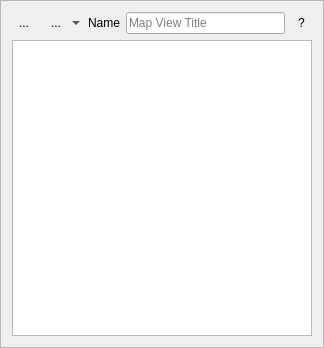
This is eotimeseriesviewer/ui/mapview.ui in jakimowb/eo-time-series-viewer as Qt 5 draws it before an edit. The edited form follows.
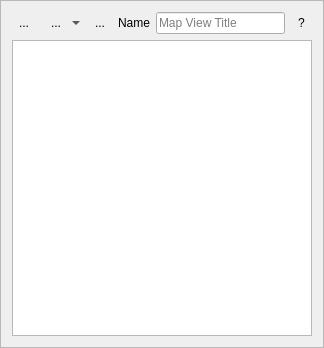
This is the edited form. Icons and pictures are not drawn. Custom widgets are drawn as their Qt base class.

Commit message: fixed exampleEvents call improved about text added "add vector layer" button to map view control

```diff
--- a/eotimeseriesviewer/ui/mapview.ui
+++ b/eotimeseriesviewer/ui/mapview.ui
@@ -105,6 +105,38 @@
        </property>
       </widget>
      </item>
+     <item>
+      <widget class="QToolButton" name="btnAddOgrLayer">
+       <property name="sizePolicy">
+        <sizepolicy hsizetype="Preferred" vsizetype="Preferred">
+         <horstretch>0</horstretch>
+         <verstretch>0</verstretch>
+        </sizepolicy>
+       </property>
+       <property name="toolTip">
+        <string>Toggle map view visibility</string>
+       </property>
+       <property name="text">
+        <string>...</string>
+       </property>
+       <property name="icon">
+        <iconset resource="resources.qrc">
+         <normaloff>:/timeseriesviewer/icons/mActionAddOgrLayer.svg</normaloff>:/timeseriesviewer/icons/mActionAddOgrLayer.svg</iconset>
+       </property>
+       <property name="checkable">
+        <bool>true</bool>
+       </property>
+       <property name="checked">
+        <bool>false</bool>
+       </property>
+       <property name="popupMode">
+        <enum>QToolButton::DelayedPopup</enum>
+       </property>
+       <property name="autoRaise">
+        <bool>true</bool>
+       </property>
+      </widget>
+     </item>
      <item>
       <widget class="QLabel" name="label">
        <property name="text">
```
Left out of the diff: 13 changed lines with no effect on the pictures. The commit also changes 13 other files.
